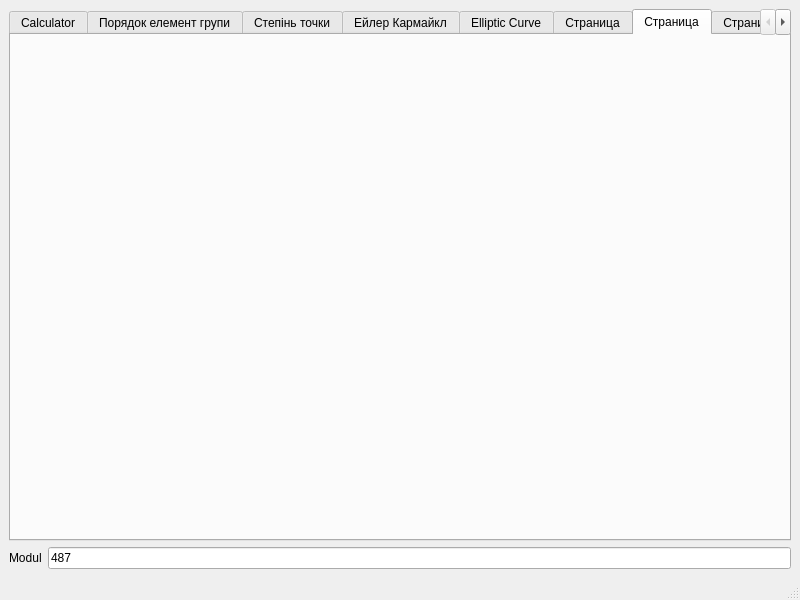
alekseykondus/LabGeneralAlgebra, file LabGA_UI/mainwindow.ui: the form before one commit.
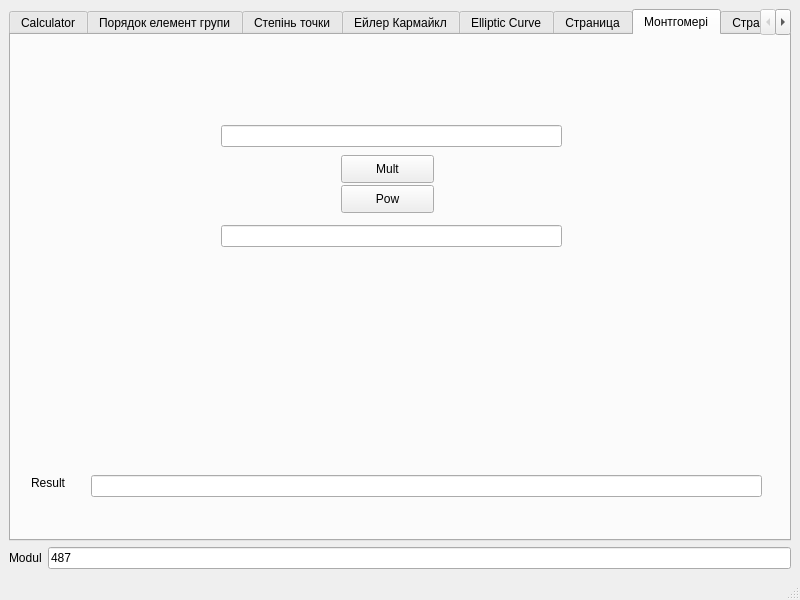
The form after the commit. The open tabs and pages were chosen to show the change.

Commit message: Montgomery mult impl + ui

```diff
--- a/LabGA_UI/mainwindow.ui
+++ b/LabGA_UI/mainwindow.ui
@@ -725,8 +725,77 @@
       </widget>
       <widget class="QWidget" name="tab_7">
        <attribute name="title">
-        <string>Страница</string>
+        <string>Монтгомері</string>
        </attribute>
+       <widget class="QLabel" name="label_24">
+        <property name="geometry">
+         <rect>
+          <x>20</x>
+          <y>440</y>
+          <width>55</width>
+          <height>16</height>
+         </rect>
+        </property>
+        <property name="text">
+         <string>Result</string>
+        </property>
+       </widget>
+       <widget class="QLineEdit" name="resultM">
+        <property name="geometry">
+         <rect>
+          <x>80</x>
+          <y>440</y>
+          <width>671</width>
+          <height>22</height>
+         </rect>
+        </property>
+       </widget>
+       <widget class="QLineEdit" name="Number_aM">
+        <property name="geometry">
+         <rect>
+          <x>210</x>
+          <y>90</y>
+          <width>341</width>
+          <height>22</height>
+         </rect>
+        </property>
+       </widget>
+       <widget class="QLineEdit" name="Number_bM">
+        <property name="geometry">
+         <rect>
+          <x>210</x>
+          <y>190</y>
+          <width>341</width>
+          <height>22</height>
+         </rect>
+        </property>
+       </widget>
+       <widget class="QPushButton" name="montMult">
+        <property name="geometry">
+         <rect>
+          <x>330</x>
+          <y>120</y>
+          <width>93</width>
+          <height>28</height>
+         </rect>
+        </property>
+        <property name="text">
+         <string>Mult</string>
+        </property>
+       </widget>
+       <widget class="QPushButton" name="montPow">
+        <property name="geometry">
+         <rect>
+          <x>330</x>
+          <y>150</y>
+          <width>93</width>
+          <height>28</height>
+         </rect>
+        </property>
+        <property name="text">
+         <string>Pow</string>
+        </property>
+       </widget>
       </widget>
       <widget class="QWidget" name="tab_9">
        <attribute name="title">
```
Left out of the diff: 16 changed lines with no effect on the pictures. The commit also changes 11 other files.
